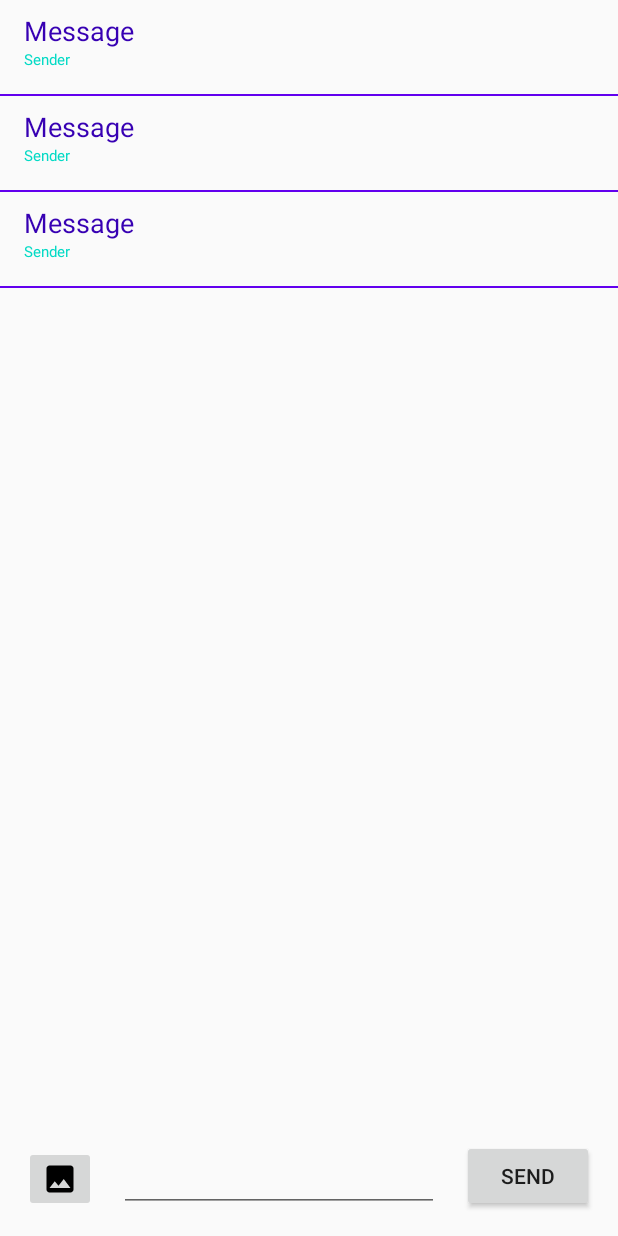
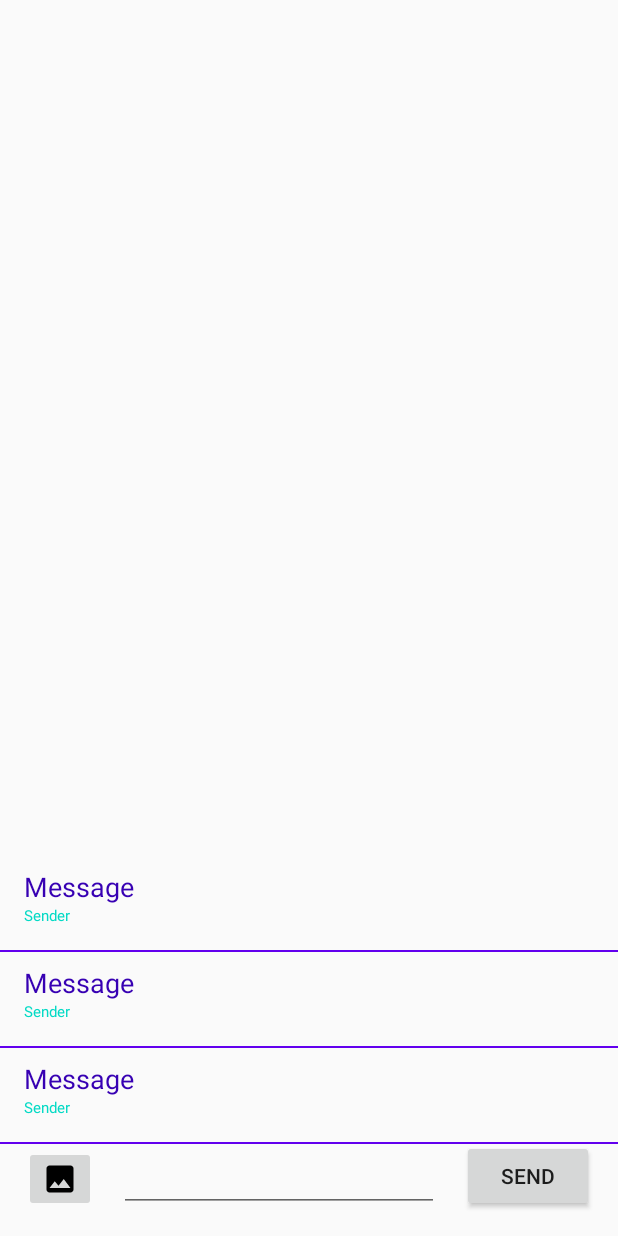
Before and after one commit to cicelcup/Learning_Udacity_Firebase, an Android app: the layout activity_main.xml on its own in the app's theme, with its tools: preview values and no code run, on a phone screen of 412 x 824 dp. Run offline under Robolectric (Android 15) with nearby library versions, the phone set to English and light mode, and no system bars.

Commit message:
Set the recycler list in a different way

```diff
--- a/app/src/main/java/com/example/testing_firebasedb/MainActivity.kt
+++ b/app/src/main/java/com/example/testing_firebasedb/MainActivity.kt
@@ -5,7 +5,6 @@ import androidx.appcompat.app.AppCompatActivity
 import androidx.databinding.DataBindingUtil
 import androidx.lifecycle.Observer
 import androidx.lifecycle.ViewModelProvider
-import androidx.recyclerview.widget.LinearLayoutManager
 import com.example.testing_firebasedb.databinding.ActivityMainBinding
 import com.firebase.ui.auth.AuthUI
 
@@ -31,7 +30,6 @@ class MainActivity : AppCompatActivity() {
         binding.lifecycleOwner = this
 
         binding.recyclerMessage.adapter = MessagesAdapter(this)
-        binding.recyclerMessage.layoutManager = LinearLayoutManager(this)
 
         viewModel.authenticationState.observe(this, Observer {
             if (it == AuthenticationState.UNAUTHENTICATED) {
--- a/app/src/main/res/layout/activity_main.xml
+++ b/app/src/main/res/layout/activity_main.xml
@@ -20,6 +20,8 @@
             android:layout_width="0dp"
             android:layout_height="0dp"
             app:data="@{viewModel.messagesList}"
+            app:layoutManager="androidx.recyclerview.widget.LinearLayoutManager"
+            app:stackFromEnd="true"
             app:layout_constraintBottom_toTopOf="@+id/textMessage"
             app:layout_constraintEnd_toEndOf="parent"
             app:layout_constraintStart_toStartOf="parent"
@@ -58,11 +60,11 @@
             android:layout_marginStart="16dp"
             android:layout_marginEnd="16dp"
             android:layout_marginBottom="16dp"
+            android:afterTextChanged="@{viewModel.textChanged}"
             android:autofillHints="@string/hint_message"
             android:ems="10"
             android:inputType="textPersonName"
             android:text="@={viewModel.message}"
-            android:afterTextChanged="@{viewModel.textChanged}"
             app:layout_constraintBottom_toBottomOf="parent"
             app:layout_constraintEnd_toStartOf="@+id/sendButton"
             app:layout_constraintStart_toEndOf="@+id/imageButton"
```
